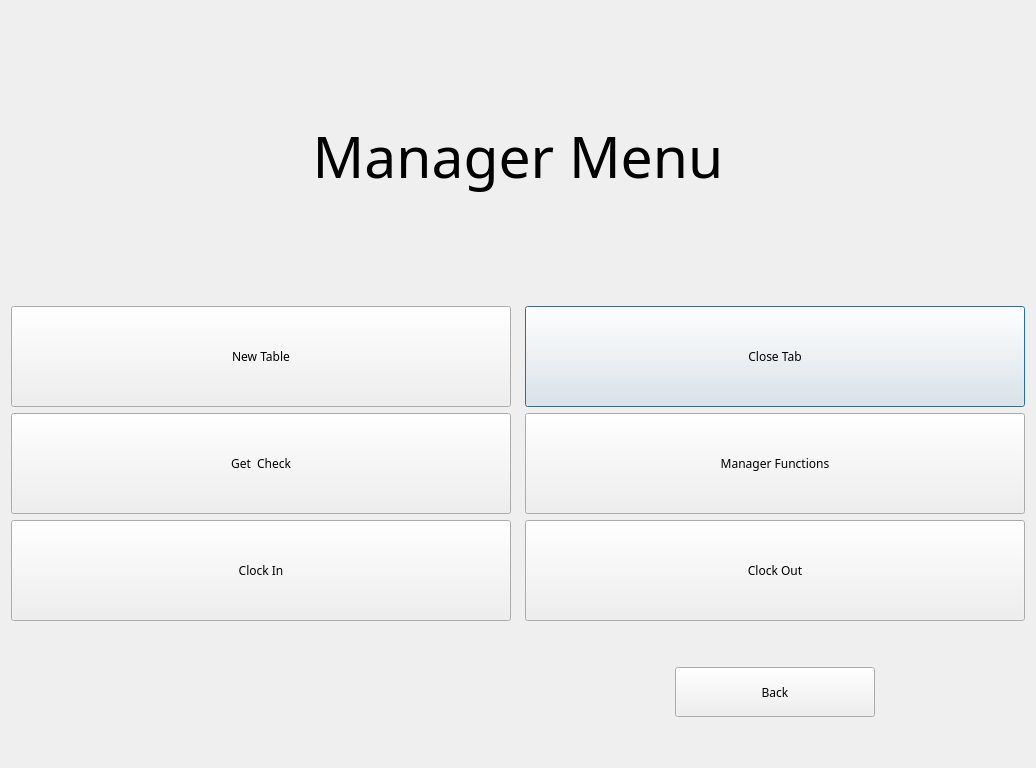
Above: managerstage.ui from kleiser135/Kitchen-Management before the change. Below: the same form after it.
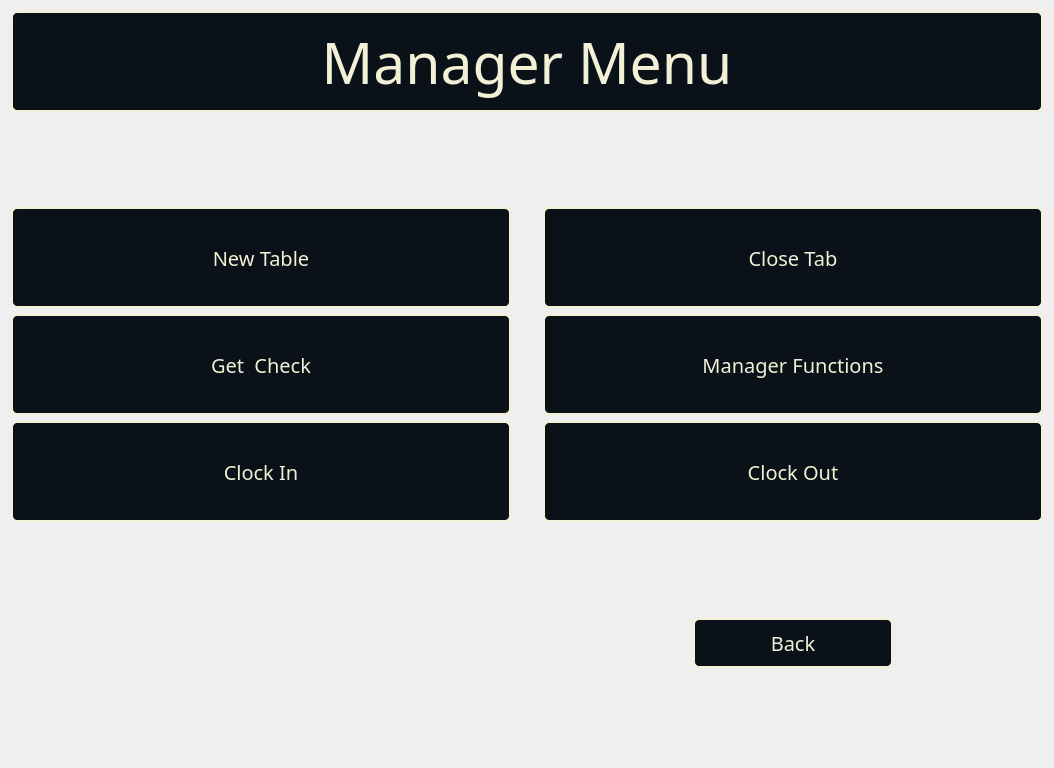
That is the form after the change. Icons and pictures are not drawn.

Commit message:
Updated button and menu looks
Made everything look pretty

What changed in the file:
```diff
--- a/managerstage.ui
+++ b/managerstage.ui
@@ -13,6 +13,11 @@
   <property name="windowTitle">
    <string>Dialog</string>
   </property>
+  <property name="styleSheet">
+   <string notr="true">QDialog#managerStage{
+	border-image: url(:/Images/ManagerBackground.png) 0 0 0 0  stretch stretch;
+}</string>
+  </property>
   <layout class="QGridLayout" name="gridLayout">
    <item row="5" column="2">
     <widget class="QPushButton" name="closeTabButton">
@@ -25,8 +30,23 @@
      <property name="font">
       <font>
        <family>Yu Gothic Medium</family>
+       <pointsize>15</pointsize>
       </font>
      </property>
+     <property name="styleSheet">
+      <string notr="true">QPushButton#closeTabButton{
+color: #F2F0D5;
+background-color: rgb(11, 17, 25);
+
+border: 2px solid #F2F0D5;
+border-radius: 6px;
+}
+
+QPushButton:hover#closeTabButton{
+color: rgb(255, 255, 255);
+background-color:#2a2a2a;
+}</string>
+     </property>
      <property name="text">
       <string>Close Tab</string>
      </property>
@@ -43,8 +63,23 @@
      <property name="font">
       <font>
        <family>Yu Gothic Medium</family>
+       <pointsize>15</pointsize>
       </font>
      </property>
+     <property name="styleSheet">
+      <string notr="true">QPushButton#pushButton_2{
+color: #F2F0D5;
+background-color: rgb(11, 17, 25);
+
+border: 2px solid #F2F0D5;
+border-radius: 6px;
+}
+
+QPushButton:hover#pushButton_2{
+color: rgb(255, 255, 255);
+background-color:#2a2a2a;
+}</string>
+     </property>
      <property name="text">
       <string>New Table</string>
      </property>
@@ -56,7 +91,7 @@
       <enum>Qt::Vertical</enum>
      </property>
      <property name="sizeType">
-      <enum>QSizePolicy::Fixed</enum>
+      <enum>QSizePolicy::Expanding</enum>
      </property>
      <property name="sizeHint" stdset="0">
       <size>
@@ -77,8 +112,23 @@
      <property name="font">
       <font>
        <family>Yu Gothic Medium</family>
+       <pointsize>15</pointsize>
       </font>
      </property>
+     <property name="styleSheet">
+      <string notr="true">QPushButton#clockInButton{
+color: #F2F0D5;
+background-color: rgb(11, 17, 25);
+
+border: 2px solid #F2F0D5;
+border-radius: 6px;
+}
+
+QPushButton:hover#clockInButton{
+color: rgb(255, 255, 255);
+background-color:#2a2a2a;
+}</string>
+     </property>
      <property name="text">
       <string>Clock In</string>
      </property>
@@ -95,8 +145,23 @@
      <property name="font">
       <font>
        <family>Yu Gothic Medium</family>
+       <pointsize>15</pointsize>
       </font>
      </property>
+     <property name="styleSheet">
+      <string notr="true">QPushButton#pushButton{
+color: #F2F0D5;
+background-color: rgb(11, 17, 25);
+
+border: 2px solid #F2F0D5;
+border-radius: 6px;
+}
+
+QPushButton:hover#pushButton{
+color: rgb(255, 255, 255);
+background-color:#2a2a2a;
+}</string>
+     </property>
      <property name="text">
       <string>Manager Functions</string>
      </property>
@@ -113,8 +178,23 @@
      <property name="font">
       <font>
        <family>Yu Gothic Medium</family>
+       <pointsize>15</pointsize>
       </font>
      </property>
+     <property name="styleSheet">
+      <string notr="true">QPushButton#pushButton_4{
+color: #F2F0D5;
+background-color: rgb(11, 17, 25);
+
+border: 2px solid #F2F0D5;
+border-radius: 6px;
+}
+
+QPushButton:hover#pushButton_4{
+color: rgb(255, 255, 255);
+background-color:#2a2a2a;
+}</string>
+     </property>
      <property name="text">
       <string>Clock Out</string>
      </property>
@@ -140,6 +220,16 @@
      <property name="layoutDirection">
       <enum>Qt::LeftToRight</enum>
      </property>
+     <property name="styleSheet">
+      <string notr="true">QLabel#label{
+color: #F2F0D5;
+background-color: rgb(11, 17, 25);
+
+border: 2px solid #F2F0D5;
+border-radius: 6px;
+}
+</string>
+     </property>
      <property name="text">
       <string>Manager Menu</string>
      </property>
@@ -154,7 +244,7 @@
       <enum>Qt::Vertical</enum>
      </property>
      <property name="sizeType">
-      <enum>QSizePolicy::Fixed</enum>
+      <enum>QSizePolicy::Expanding</enum>
      </property>
      <property name="sizeHint" stdset="0">
       <size>
@@ -175,8 +265,23 @@
      <property name="font">
       <font>
        <family>Yu Gothic Medium</family>
+       <pointsize>15</pointsize>
       </font>
      </property>
+     <property name="styleSheet">
+      <string notr="true">QPushButton#pushButton_3{
+color: #F2F0D5;
+background-color: rgb(11, 17, 25);
+
+border: 2px solid #F2F0D5;
+border-radius: 6px;
+}
+
+QPushButton:hover#pushButton_3{
+color: rgb(255, 255, 255);
+background-color:#2a2a2a;
+}</string>
+     </property>
      <property name="text">
       <string>Get  Check</string>
      </property>
@@ -193,13 +298,41 @@
      <property name="font">
       <font>
        <family>Yu Gothic Medium</family>
+       <pointsize>15</pointsize>
       </font>
      </property>
+     <property name="styleSheet">
+      <string notr="true">QPushButton#pushButton_5{
+color: #F2F0D5;
+background-color: rgb(11, 17, 25);
+
+border: 2px solid #F2F0D5;
+border-radius: 6px;
+}
+
+QPushButton:hover#pushButton_5{
+color: rgb(255, 255, 255);
+background-color:#2a2a2a;
+}</string>
+     </property>
      <property name="text">
       <string>Back</string>
      </property>
     </widget>
    </item>
+   <item row="1" column="1">
+    <spacer name="verticalSpacer_3">
+     <property name="orientation">
+      <enum>Qt::Vertical</enum>
+     </property>
+     <property name="sizeHint" stdset="0">
+      <size>
+       <width>20</width>
+       <height>40</height>
+      </size>
+     </property>
+    </spacer>
+   </item>
   </layout>
  </widget>
  <tabstops>
```
The commit also changes 16 other files.
